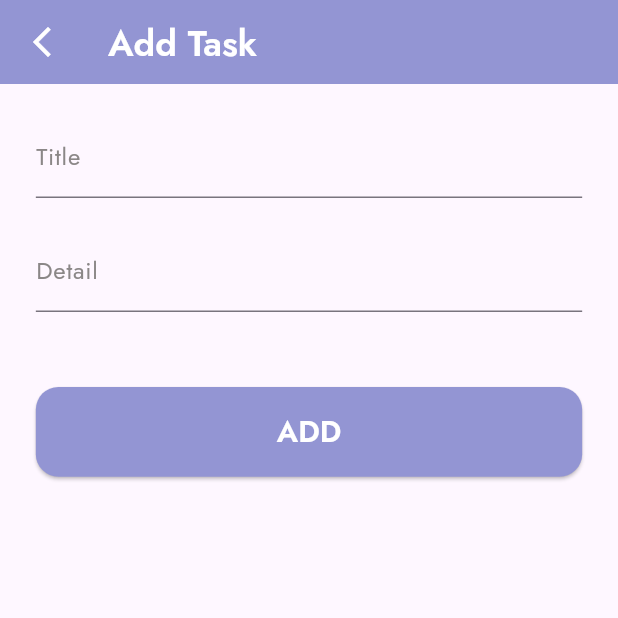
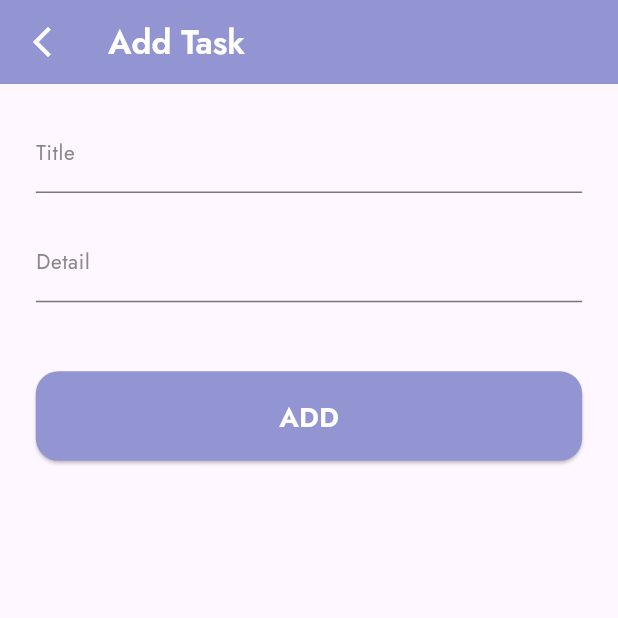
Before and after one commit to AsilbekDeveloper/todo_app, a Flutter app: the AddTaskPage screen opened directly, on a phone screen of 412 x 824 dp, the top half of it. Run offline on Flutter 3.47's test engine with Material 3 defaults, Android fonts, the phone set to English and light mode, and no system bars; our stand-ins replace flutter_screenutil, hive, hive_flutter; accounts and stored records are empty.

Commit message:
refactor(add_task): extract add button logic into _addButton method

```diff
--- a/lib/view/add_task_page.dart
+++ b/lib/view/add_task_page.dart
@@ -19,8 +19,6 @@ class _AddTaskPageState extends State<AddTaskPage> {
   @override
   void initState() {
     super.initState();
-    titleController;
-    subTitleController;
   }
 
   @override
@@ -28,6 +26,20 @@ class _AddTaskPageState extends State<AddTaskPage> {
     titleController.dispose();
     subTitleController.dispose();
     super.dispose();
+  }
+
+  void _addButton() {
+    final title = titleController.text.trim();
+    final subTitle = subTitleController.text.trim();
+    context.read<TaskController>().addTask(
+      TaskModel(
+        title: title,
+        subTitle: subTitle,
+        isDone: false,
+        taskId: DateTime.now().millisecondsSinceEpoch,
+      ),
+    );
+    Navigator.pop(context);
   }
 
   @override
@@ -42,14 +54,14 @@ class _AddTaskPageState extends State<AddTaskPage> {
         title: Text(
           "Add Task",
           style: TextStyle(
-            fontSize: 24,
+            fontSize: 24.sp,
             fontWeight: FontWeight.w600,
             color: AppColors.secondary,
           ),
         ),
       ),
       body: Padding(
-        padding: EdgeInsets.symmetric(horizontal: 24.w, vertical: 20),
+        padding: EdgeInsets.symmetric(horizontal: 24.w, vertical: 20.h),
         child: Column(
           children: [
             TextField(
@@ -57,25 +69,25 @@ class _AddTaskPageState extends State<AddTaskPage> {
               decoration: InputDecoration(
                 label: Text("Title"),
                 labelStyle: TextStyle(
-                  fontSize: 16,
+                  fontSize: 15.sp,
                   fontWeight: FontWeight.w400,
                   color: AppColors.unSelected,
                 ),
               ),
             ),
-            SizedBox(height: 20),
+            SizedBox(height: 20.h),
             TextField(
               controller: subTitleController,
               decoration: InputDecoration(
                 label: Text("Detail"),
                 labelStyle: TextStyle(
-                  fontSize: 16,
+                  fontSize: 15.sp,
                   fontWeight: FontWeight.w400,
                   color: AppColors.unSelected,
                 ),
               ),
             ),
-            SizedBox(height: 50),
+            SizedBox(height: 50.h),
             ElevatedButton(
               style: ElevatedButton.styleFrom(
                 minimumSize: Size(double.infinity, 65.h),
@@ -84,23 +96,11 @@ class _AddTaskPageState extends State<AddTaskPage> {
                   borderRadius: BorderRadius.circular(15),
                 ),
               ),
-              onPressed: () {
-                final title = titleController.text.trim();
-                final subTitle = subTitleController.text.trim();
-                context.read<TaskController>().addTask(
-                  TaskModel(
-                    title: title,
-                    subTitle: subTitle,
-                    isDone: false,
-                    taskId: DateTime.now().millisecondsSinceEpoch,
-                  ),
-                );
-                Navigator.pop(context);
-              },
+              onPressed: _addButton,
               child: Text(
                 "ADD",
                 style: TextStyle(
-                  fontSize: 20,
+                  fontSize: 20.sp,
                   fontWeight: FontWeight.w600,
                   color: AppColors.secondary,
                 ),
```
